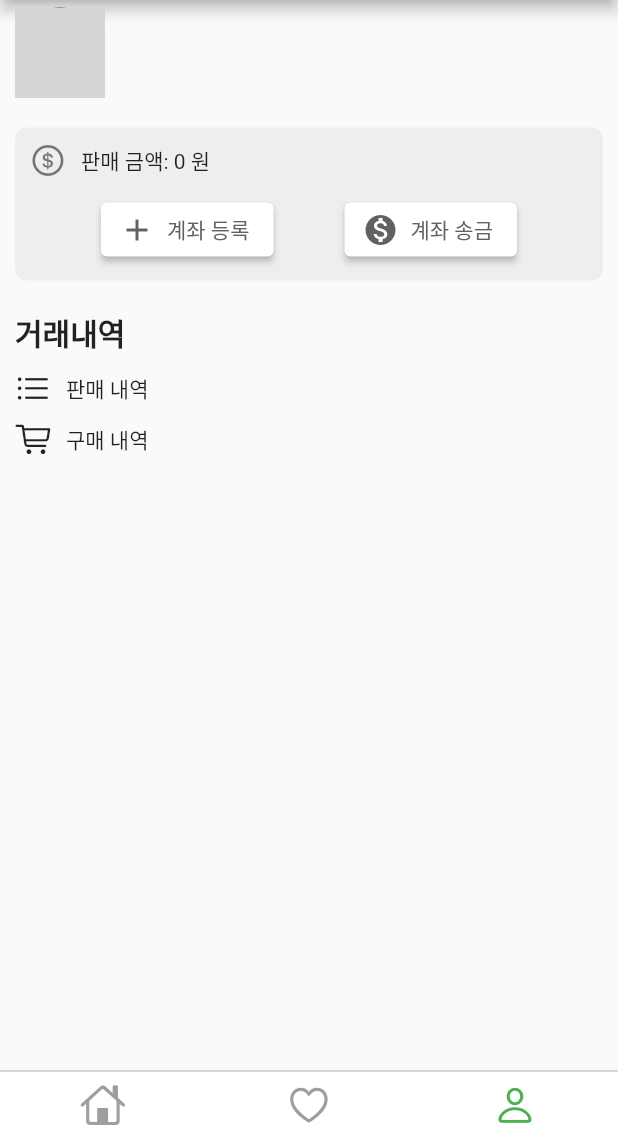
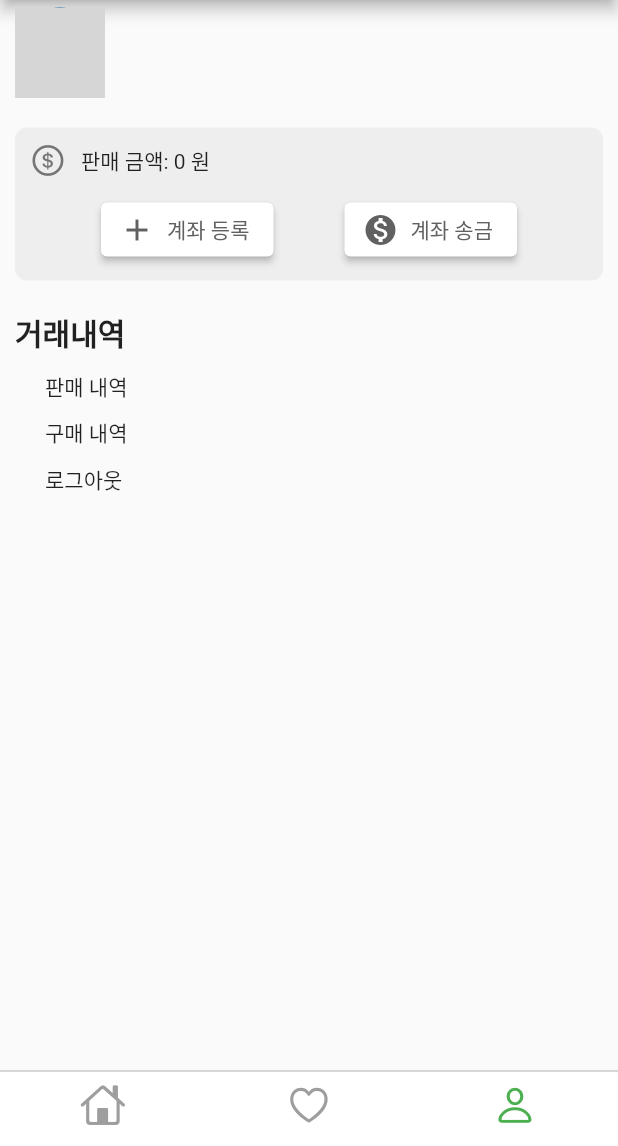
Before and after one commit to Jin-YJ/wecoordi, a Flutter app: the screen it shows after launch, item 3 of the bottom bar chosen, on a phone screen of 412 x 824 dp, the part 90-1236 px from its top. Run offline on Flutter 3.47's test engine with Material 2 defaults, Android fonts, the phone set to English and light mode, and no system bars; our stand-ins replace bot_toast, cloud_firestore, firebase_auth, firebase_core, firebase_storage, flutter_signin_button and 4 more; accounts and stored records are empty; network calls fail; grey boxes are pictures that could not be loaded.

Commit message:
로그아웃 추가

```diff
--- a/lib/my_page/my_page_home_login.dart
+++ b/lib/my_page/my_page_home_login.dart
@@ -1,10 +1,12 @@
 import 'package:cloud_firestore/cloud_firestore.dart';
+import 'package:firebase_auth/firebase_auth.dart';
 import 'package:flutter/cupertino.dart';
 import 'package:flutter/material.dart';
 import 'package:provider/provider.dart';
 import '../app_bar/wecoordiappbar.dart';
 import '../bottom_bar/bottom_bar.dart';
 import '../wecoordi_provider/wecoordi_provider.dart';
+import 'my_page_home_logout.dart';
 
 class MyPageHomeLogin extends StatefulWidget {
   @override
@@ -14,6 +16,7 @@ class MyPageHomeLogin extends StatefulWidget {
 class _MyPageHomeLogin extends State<MyPageHomeLogin> {
   // Firestore instance 생성
   final FirebaseFirestore _firestore = FirebaseFirestore.instance;
+  final FirebaseAuth _auth = FirebaseAuth.instance;
   late String? profileImage = null;
   late String? nickName = null;
   late int? amount = null;
@@ -41,6 +44,20 @@ class _MyPageHomeLogin extends State<MyPageHomeLogin> {
         nickName = data['nickName'];
         amount = data['amount'];
       });
+    }
+  }
+
+  //로그아웃
+  Future<void> _signOut() async {
+    try {
+      Provider.of<WecoordiProvider>(context, listen: false).userId = '';
+      await _auth.signOut(); // FirebaseAuth에서 로그아웃
+      Navigator.pushReplacement(
+        context,
+        MaterialPageRoute(builder: (context) => MyProfilePageLogout()),
+      );
+    } catch (e) {
+      print("Error signing out: $e");
     }
   }
 
@@ -145,17 +162,41 @@ class _MyPageHomeLogin extends State<MyPageHomeLogin> {
               SizedBox(height: 10),
               Row(
                 children: [
-                  Icon(CupertinoIcons.list_bullet),
-                  SizedBox(width: 10),
-                  Text('판매 내역'),
+                  SizedBox(width: 20),
+                  GestureDetector(
+                    onTap: () {
+                      // 판매 내역 텍스트를 탭했을 때의 로직
+                      print("판매 내역 클릭");
+                    },
+                    child: Text('판매 내역'),
+                  ),
                 ],
               ),
               SizedBox(height: 10),
               Row(
                 children: [
-                  Icon(CupertinoIcons.cart),
-                  SizedBox(width: 10),
-                  Text('구매 내역'),
+                  SizedBox(width: 20),
+                  GestureDetector(
+                    onTap: () {
+                      // 구매 내역 텍스트를 탭했을 때의 로직
+                      print("구매 내역 클릭");
+                    },
+                    child: Text('구매 내역'),
+                  ),
+                ],
+              ),
+              SizedBox(height: 10),
+              Row(
+                children: [
+                  SizedBox(width: 20),
+                  GestureDetector(
+                    onTap: () {
+                      // 로그아웃 텍스트를 탭했을 때의 로직
+                      _signOut();
+                      print("로그아웃 클릭");
+                    },
+                    child: Text('로그아웃'),
+                  ),
                 ],
               ),
             ],
--- a/lib/wecoordi_provider/wecoordi_provider.dart
+++ b/lib/wecoordi_provider/wecoordi_provider.dart
@@ -8,12 +8,16 @@ class WecoordiProvider extends ChangeNotifier {
   String get userId => _userId;
 
   set bottomNavIndex(int index) {
-    _bottomNavIndex = index;
-    notifyListeners();
+    if (_bottomNavIndex != index) {
+      _bottomNavIndex = index;
+      notifyListeners();
+    }
   }
 
   set userId(String userId) {
-    _userId = userId;
-    notifyListeners();
+    if (_userId != userId) {
+      _userId = userId;
+      notifyListeners();
+    }
   }
 }
```
Also changed, not shown: lib/main.dart (+6 -5 lines), lib/my_page/my_page_home_logout.dart (+8 -0 lines), lib/profile/profile.dart (+8 -0 lines).
